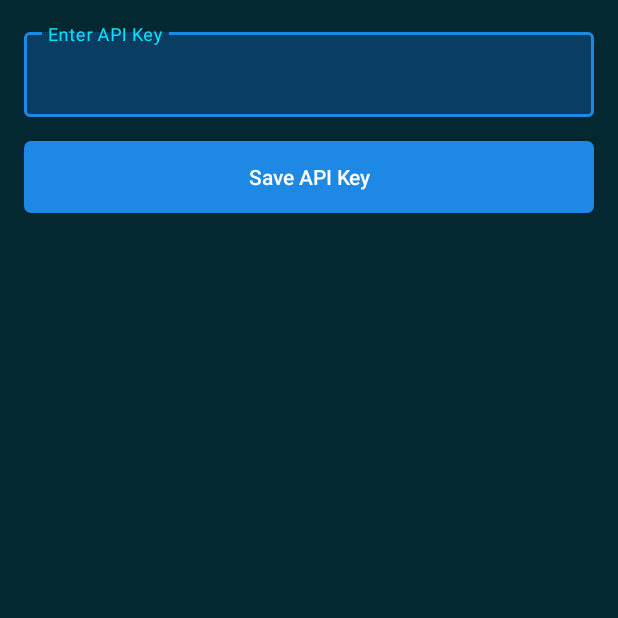
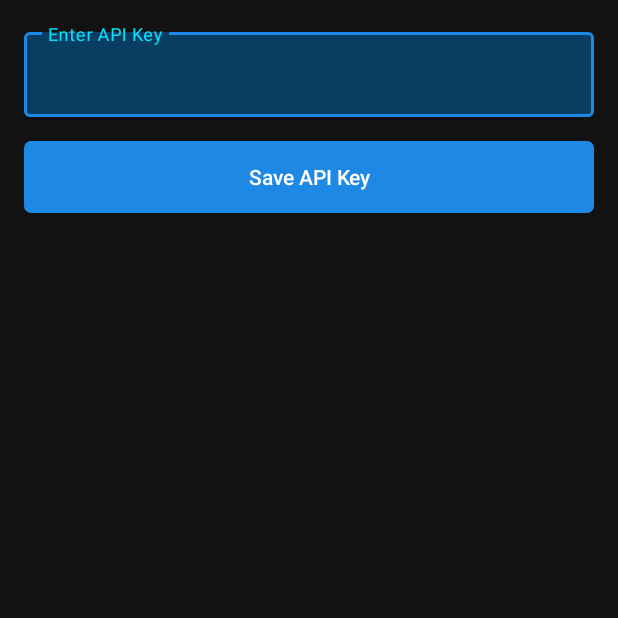
Before and after one commit to AuraFrameFxDev/OracleDrive, an Android app: the SettingsActivity screen opened directly, with no data from a screen before it, on a phone screen of 412 x 824 dp, the top half of it. Run offline under Robolectric (Android 15) with nearby library versions, the phone set to English and light mode, and no system bars.

Commit message:
Refactor resources and update dependencies
This commit refactors various XML resources for theming, string localization, and layout consistency. It also updates several dependencies to their latest stable versions.

Key changes:
- **Resource Refactoring:**
    - Deleted `dialog_background.xml` and `ic_notification.xml` as they are no longer used.
    - Updated `item_file.xml`, `activity_file_manager.xml`, `activity_settings.xml`, and `activity_main.xml` to use theme attributes and string resources for better maintainability and localization.
    - Simplified `colors.xml` by removing unused color definitions.
    - Reorganized `strings.xml` with comments for better readability and added new strings for UI elements.
    - Updated `themes.xml` with refined color definitions and styles.
    - Modified `button_background.xml` to use updated theme colors.
- **Dependency Updates:**
    - Updated Kotlin stdlib and reflect from `1.8.21` to `2.1.21`.
    - Updated `kotlinx-coroutines-android` from `1.8.0` to `1.10.2`.
    - Updated `androidx.core:core-ktx` from `1.10.1` to `1.16.0`.
    - Updated `com.google.android.material:material` from `1.9.0` to `1.12.0`.
    - Updated `androidx.test.ext:junit` from `1.2.0` to `1.2.1`.
- **Build Configuration:**
    - Added `testApplicationId` in `app/build.gradle`.
    - Added logic to ensure consistent package names across build variants in `app/build.gradle`.
    - Specified `package="com.genesis.ai.app"` in `AndroidManifest.xml`.
- **Icon Removal:**
    - Removed various density versions of `icon.png` from mipmap directories.

```diff
--- a/app/src/main/AndroidManifest.xml
+++ b/app/src/main/AndroidManifest.xml
@@ -1,6 +1,7 @@
 <?xml version="1.0" encoding="utf-8"?>
 <manifest xmlns:android="http://schemas.android.com/apk/res/android"
-    xmlns:tools="http://schemas.android.com/tools">
+    xmlns:tools="http://schemas.android.com/tools"
+    package="com.genesis.ai.app">
 
     <!-- Internet -->
     <uses-permission android:name="android.permission.INTERNET" />
--- a/app/src/main/res/drawable/button_background.xml
+++ b/app/src/main/res/drawable/button_background.xml
@@ -2,7 +2,7 @@
 <selector xmlns:android="http://schemas.android.com/apk/res/android">
     <item android:state_pressed="true">
         <shape android:shape="rectangle">
-            <solid android:color="@color/teal_700" />
+            <solid android:color="@color/terminal_highlight" />
             <corners android:radius="4dp" />
             <stroke android:width="1dp" android:color="@color/terminal_highlight" />
         </shape>
--- a/app/src/main/res/drawable/dialog_background.xml
+++ /dev/null
@@ -1,29 +0,0 @@
-<?xml version="1.0" encoding="utf-8"?>
-<layer-list xmlns:android="http://schemas.android.com/apk/res/android">
-    <!-- Background color -->
-    <item>
-        <shape android:shape="rectangle">
-            <solid android:color="@color/surface" />
-            <stroke
-                android:width="1dp"
-                android:color="@color/terminal_accent" />
-            <corners android:radius="4dp" />
-        </shape>
-    </item>
-
-    <!-- Glow effect -->
-    <item>
-        <shape android:shape="rectangle">
-            <solid android:color="@android:color/transparent" />
-            <stroke
-                android:width="1dp"
-                android:color="@color/terminal_highlight" />
-            <corners android:radius="4dp" />
-            <padding
-                android:left="1dp"
-                android:top="1dp"
-                android:right="1dp"
-                android:bottom="1dp" />
-        </shape>
-    </item>
-</layer-list>
--- a/app/src/main/res/layout/activity_main.xml
+++ b/app/src/main/res/layout/activity_main.xml
@@ -149,12 +149,12 @@
                 android:layout_height="56dp"
                 android:layout_weight="10"
                 android:backgroundTint="#2E7D32"
-                android:contentDescription="Open File Manager"
+                android:contentDescription="@string/open_file_manager"
                 android:focusable="true"
                 android:minWidth="88dp"
                 android:minHeight="48dp"
                 android:paddingHorizontal="16dp"
-                android:text="Open File Manager"
+                android:text="@string/open_file_manager"
                 android:textAllCaps="false"
                 android:textColor="#FFFFFF"
                 android:textSize="14sp"
--- a/app/src/main/res/layout/activity_settings.xml
+++ b/app/src/main/res/layout/activity_settings.xml
@@ -5,7 +5,7 @@
     android:layout_height="match_parent"
     android:orientation="vertical"
     android:padding="16dp"
-    android:background="#032831">
+    android:theme="@style/Theme.GenesisAndroidApp">
 
     <com.google.android.material.textfield.TextInputLayout
         android:layout_width="match_parent"
@@ -20,7 +20,7 @@
             android:id="@+id/apiKeyInput"
             android:layout_width="match_parent"
             android:layout_height="wrap_content"
-            android:hint="Enter API Key"
+            android:hint="@string/enter_api_key"
             android:inputType="textPassword"
             android:textColor="#04DDFA"
             android:textColorHint="#4DB6AC" />
@@ -31,7 +31,7 @@
         android:layout_width="match_parent"
         android:layout_height="wrap_content"
         android:backgroundTint="#1E88E5"
-        android:text="Save API Key"
+        android:text="@string/save_api_key"
         android:textColor="#FFFFFF" />
 
 </LinearLayout>
--- a/app/src/main/res/layout/item_file.xml
+++ b/app/src/main/res/layout/item_file.xml
@@ -2,11 +2,12 @@
 <LinearLayout xmlns:android="http://schemas.android.com/apk/res/android"
     android:layout_width="match_parent"
     android:layout_height="wrap_content"
-    android:background="?selectableItemBackground"
+    android:background="?attr/selectableItemBackground"
     android:clickable="true"
     android:focusable="true"
     android:orientation="horizontal"
-    android:padding="12dp">
+    android:padding="12dp"
+    android:theme="@style/Theme.GenesisAndroidApp">
 
     <ImageView
         android:id="@+id/ivFileIcon"
--- a/app/src/main/res/values/themes.xml
+++ b/app/src/main/res/values/themes.xml
@@ -3,13 +3,13 @@
     <style name="Theme.GenesisAndroidApp" parent="Theme.MaterialComponents.DayNight.NoActionBar">
         <!-- Primary brand colors -->
         <item name="colorPrimary">@color/terminal_fg</item>
-        <item name="colorPrimaryVariant">@color/teal_700</item>
-        <item name="colorOnPrimary">@color/on_primary</item>
+        <item name="colorPrimaryVariant">@color/terminal_accent</item>
+        <item name="colorOnPrimary">@color/black</item>
 
         <!-- Secondary brand colors -->
         <item name="colorSecondary">@color/terminal_accent</item>
-        <item name="colorSecondaryVariant">@color/purple_700</item>
-        <item name="colorOnSecondary">@color/on_primary</item>
+        <item name="colorSecondaryVariant">@color/terminal_highlight</item>
+        <item name="colorOnSecondary">@color/black</item>
 
         <!-- Status bar -->
         <item name="android:statusBarColor">@android:color/transparent</item>
@@ -19,7 +19,7 @@
         <!-- Background -->
         <item name="android:windowBackground">@color/background</item>
         <item name="colorSurface">@color/surface</item>
-        <item name="colorOnSurface">@color/on_surface</item>
+        <item name="colorOnSurface">@color/terminal_fg</item>
 
         <!-- Text colors -->
         <item name="android:textColorPrimary">@color/terminal_fg</item>
@@ -27,13 +27,13 @@
         <item name="android:textColor">@color/terminal_fg</item>
 
         <!-- Dialog -->
-        <item name="alertDialogTheme">@style/TerminalDialogTheme</item>
-        <item name="dialogTheme">@style/TerminalDialogTheme</item>
+        <item name="alertDialogTheme">@style/ThemeOverlay.AppCompat.Dark</item>
+        <item name="dialogTheme">@style/ThemeOverlay.AppCompat.Dialog</item>
 
         <!-- Material Components -->
         <item name="materialButtonStyle">@style/Widget.GenesisAndroidApp.Button</item>
         <item name="editTextStyle">@style/Widget.GenesisAndroidApp.EditText</item>
-        <item name="textInputStyle">@style/Widget.GenesisAndroidApp.TextInputLayout</item>
+        <item name="textInputStyle">@style/Widget.MaterialComponents.TextInputLayout.OutlinedBox</item>
     </style>
 
     <!-- Button Style -->
```
Also changed, not shown: app/build.gradle (+27 -21 lines), app/src/main/res/drawable/ic_notification.xml (deleted, +0 -10 lines), app/src/main/res/layout/activity_file_manager.xml (+8 -8 lines), app/src/main/res/values/colors.xml (+1 -16 lines), app/src/main/res/values/strings.xml (+17 -15 lines), app/src/main/res/mipmap-anydpi-v26/icon.png (deleted), app/src/main/res/mipmap-hdpi/icon.png (deleted), app/src/main/res/mipmap-mdpi/icon.png (deleted), app/src/main/res/mipmap-xhdpi/icon.png (deleted), app/src/main/res/mipmap-xxhdpi/icon.png (deleted), app/src/main/res/mipmap-xxxhdpi/icon.png (deleted).
